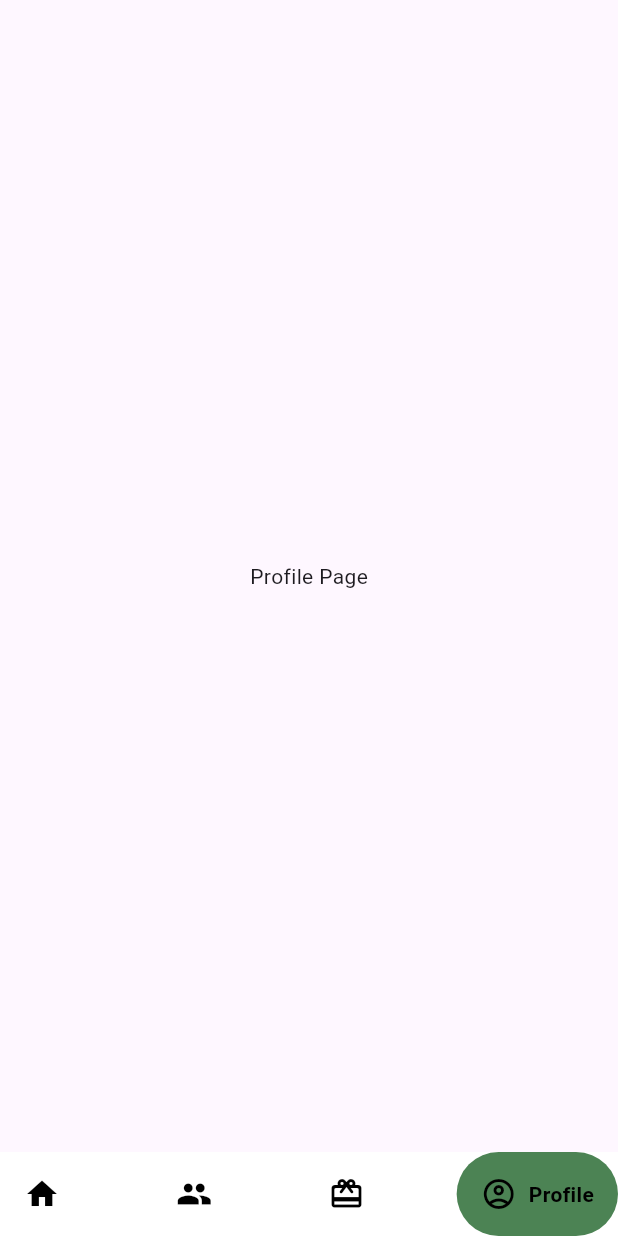
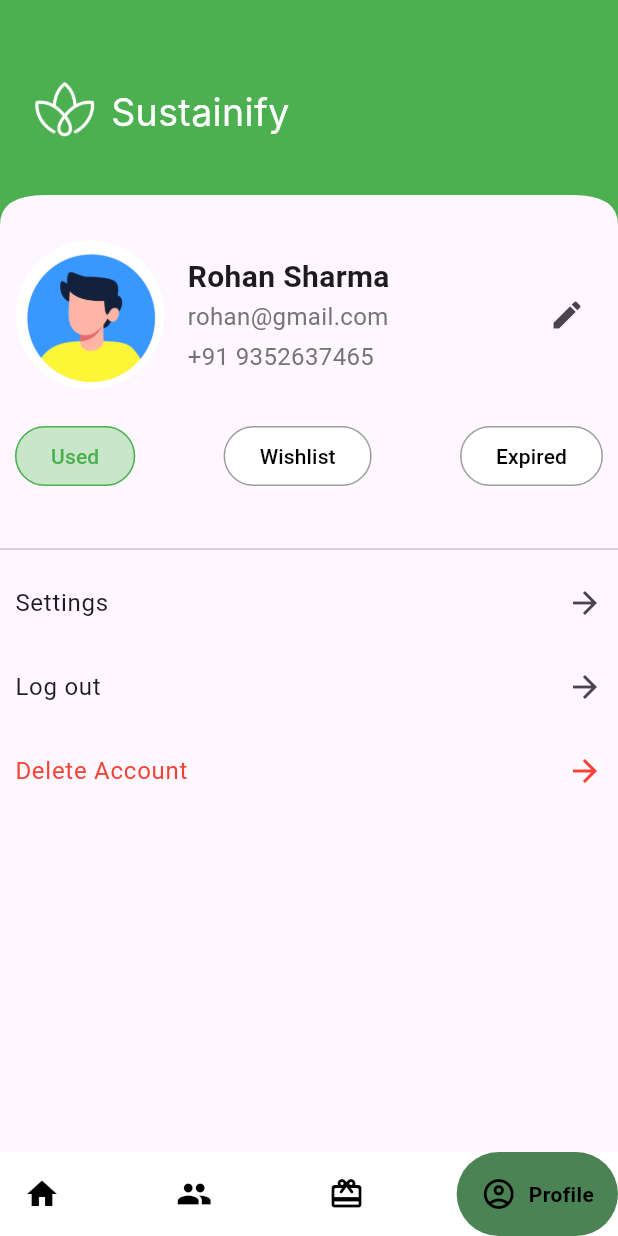
Before and after one commit to Ria-00/Sustainfy, a Flutter app: the HomePage screen opened directly, item 4 of the bottom bar chosen, on a phone screen of 412 x 824 dp. Run offline on Flutter 3.47's test engine with Material 3 defaults, Android fonts, the phone set to English and light mode, and no system bars; drawn by our look-alikes of google_nav_bar; our stand-ins replace font_awesome_flutter, share_plus; Roboto replaces fonts that are missing (Inter).

Commit message:
profile page completed

```diff
--- a/lib/main.dart
+++ b/lib/main.dart
@@ -7,6 +7,7 @@ import 'package:sustainfy/screens/communityPage.dart';
 import 'package:sustainfy/screens/landingPage.dart';
 import 'package:sustainfy/screens/loadingPage.dart';
 import 'package:sustainfy/screens/login.dart';
+import 'package:sustainfy/screens/profilePage.dart';
 import 'package:sustainfy/screens/rewardPage.dart';
 import 'package:sustainfy/screens/test.dart';
 import 'package:sustainfy/utils/colors.dart';
@@ -75,7 +76,7 @@ class _HomePageState extends State<HomePage> {
     LandingPage(),
     CommunityPage(),
     RewardPage(),
-    Center(child: Text("Profile Page")),
+    ProfilePage(),
   ];
 
   void _onTabSelected(int index) {
--- /dev/null
+++ b/lib/screens/profilePage.dart
@@ -0,0 +1,216 @@
+import 'package:flutter/material.dart';
+import 'package:sustainfy/utils/colors.dart';
+import 'package:sustainfy/utils/font.dart';
+import 'package:sustainfy/widgets/customCurvedEdges.dart';
+
+class ProfilePage extends StatefulWidget {
+  @override
+  State<ProfilePage> createState() => _ProfilePageState();
+}
+
+class _ProfilePageState extends State<ProfilePage> {
+  String currentCategory = "Used"; // Default category
+  final Map<String, int> cardCounts = {
+    "Used": 0,
+    "Wishlist": 3,
+    "Expired": 4,
+  };
+
+  @override
+  Widget build(BuildContext context) {
+    return Scaffold(
+      body: SingleChildScrollView(
+        child: Column(
+          crossAxisAlignment: CrossAxisAlignment.start,
+          children: [
+            // Header Section
+            ClipPath(
+              clipper: CustomCurvedEdges(),
+              child: SizedBox(
+                height: 150,
+                child: Container(
+                  color: Colors.green,
+                  child: Row(
+                    children: [
+                      Padding(
+                        padding: const EdgeInsets.only(left: 17.0),
+                        child: Image.asset(
+                          'assets/images/SustainifyLogo.png',
+                          width: 50,
+                          height: 60,
+                        ),
+                      ),
+                      SizedBox(width: 7),
+                      const Text(
+                        'Sustainify',
+                        style: TextStyle(
+                          color: Colors.white,
+                          fontFamily: AppFonts.inter,
+                          fontSize: 25,
+                          fontWeight: AppFonts.interRegularWeight,
+                        ),
+                      ),
+                    ],
+                  ),
+                ),
+              ),
+            ),
+
+            // User Details Section
+            SizedBox(height: 10),
+            Container(
+              padding: EdgeInsets.symmetric(horizontal: 10),
+              child: Row(
+                crossAxisAlignment: CrossAxisAlignment.center,
+                children: [
+                  CircleAvatar(
+                    radius: 50,
+                    backgroundImage: AssetImage('assets/images/pfp2.png'),
+                  ),
+                  SizedBox(width: 15),
+                  Expanded(
+                    child: Column(
+                      crossAxisAlignment: CrossAxisAlignment.start,
+                      children: [
+                        Text(
+                          'Rohan Sharma',
+                          style: TextStyle(
+                            fontSize: 20,
+                            fontWeight: FontWeight.bold,
+                          ),
+                        ),
+                        Text(
+                          'rohan@gmail.com',
+                          style:
+                              TextStyle(fontSize: 16, color: Colors.grey[600]),
+                        ),
+                        SizedBox(height: 4),
+                        Text(
+                          '+91 9352637465',
+                          style:
+                              TextStyle(fontSize: 16, color: Colors.grey[600]),
+                        ),
+                      ],
+                    ),
+                  ),
+                  IconButton(
+                    icon: Icon(Icons.edit),
+                    onPressed: () {
+                      // Navigate to edit profile
+                    },
+                  ),
+                ],
+              ),
+            ),
+
+            // Category Buttons Section
+            SizedBox(height: 20),
+            Container(
+              padding: EdgeInsets.symmetric(horizontal: 10),
+              child: Row(
+                mainAxisAlignment: MainAxisAlignment.spaceBetween,
+                children: [
+                  _buildCategoryButton("Used"),
+                  _buildCategoryButton("Wishlist"),
+                  _buildCategoryButton("Expired"),
+                ],
+              ),
+            ),
+            SizedBox(height: 10),
+
+            // Grid Section
+            cardCounts[currentCategory]! > 0
+                ? GridView.builder(
+                    shrinkWrap: true,
+                    physics: NeverScrollableScrollPhysics(),
+                    padding: EdgeInsets.symmetric(horizontal: 10, vertical: 10),
+                    gridDelegate: SliverGridDelegateWithFixedCrossAxisCount(
+                      crossAxisCount: 2, // Number of columns
+                      mainAxisSpacing: 10, // Spacing between rows
+                      crossAxisSpacing: 10, // Spacing between columns
+                      childAspectRatio: 1.75, // Aspect ratio for the cards
+                    ),
+                    itemCount: cardCounts[currentCategory]!,
+                    itemBuilder: (context, index) => _buildCard(),
+                  )
+                : SizedBox.shrink(), // If no items, show nothing
+
+            SizedBox(height: 20),
+
+            // Settings Section
+            Divider(),
+            Container(
+              padding: EdgeInsets.symmetric(horizontal: 10),
+              child: Column(
+                children: [
+                  ListTile(
+                    contentPadding: EdgeInsets.zero,
+                    title: Text('Settings'),
+                    trailing: Icon(Icons.arrow_forward),
+                    onTap: () {
+                      // Navigate to Settings
+                    },
+                  ),
+                  ListTile(
+                    contentPadding: EdgeInsets.zero,
+                    title: Text('Log out'),
+                    trailing: Icon(Icons.arrow_forward),
+                    onTap: () {
+                      // Handle log out
+                    },
+                  ),
+                  ListTile(
+                    contentPadding: EdgeInsets.zero,
+                    title: Text(
+                      'Delete Account',
+                      style: TextStyle(color: Colors.red),
+                    ),
+                    trailing: Icon(Icons.arrow_forward, color: Colors.red),
+                    onTap: () {
+                      // Handle account deletion
+                    },
+                  ),
+                ],
+              ),
+            ),
+          ],
+        ),
+      ),
+    );
+  }
+
+  Widget _buildCategoryButton(String category) {
+    bool isSelected = currentCategory == category;
+
+    return OutlinedButton(
+      onPressed: () {
+        setState(() {
+          currentCategory = category;
+        });
+      },
+      style: OutlinedButton.styleFrom(
+        backgroundColor: isSelected ? Colors.green[100] : Colors.white,
+        side: BorderSide(
+          color: isSelected ? Colors.green : Colors.grey,
+        ),
+        foregroundColor: isSelected ? Colors.green : Colors.black,
+      ),
+      child: Text(category),
+    );
+  }
+
+  Widget _buildCard() {
+    return Container(
+      decoration: BoxDecoration(
+        color: Colors.grey[300],
+        borderRadius: BorderRadius.circular(8),
+      ),
+      child: Center(
+        child: Text(
+          "Card",
+          style: TextStyle(fontSize: 16, fontWeight: FontWeight.bold),
+        ),
+      ),
+    );
+  }
+}
```
Also changed, not shown: 2 other files.
